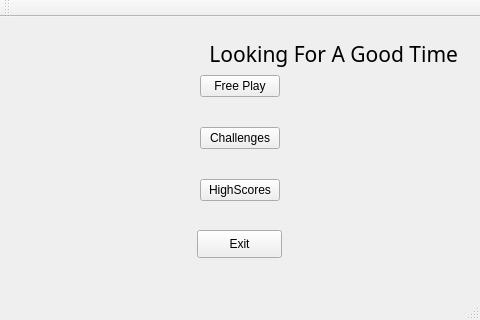
This is lookingforagoodtime.ui in Dantali0n/LookingForAGoodTime as Qt 5 draws it before an edit. The edited form follows.
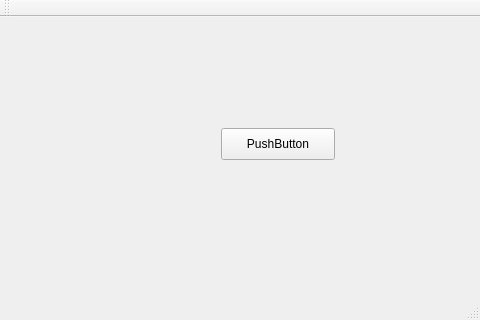
This is the edited form.

Commit message: Added free play page

Patch:
```diff
--- a/lookingforagoodtime.ui
+++ b/lookingforagoodtime.ui
@@ -36,7 +36,7 @@
        </sizepolicy>
       </property>
       <property name="currentIndex">
-       <number>0</number>
+       <number>1</number>
       </property>
       <widget class="QWidget" name="mainMenu">
        <property name="sizePolicy">
@@ -137,7 +137,21 @@
         </item>
        </layout>
       </widget>
-      <widget class="QWidget" name="gameMenu"/>
+      <widget class="QWidget" name="freePlay">
+       <widget class="QPushButton" name="pushButton">
+        <property name="geometry">
+         <rect>
+          <x>210</x>
+          <y>100</y>
+          <width>114</width>
+          <height>32</height>
+         </rect>
+        </property>
+        <property name="text">
+         <string>PushButton</string>
+        </property>
+       </widget>
+      </widget>
       <widget class="QWidget" name="highscoreMenu"/>
       <widget class="QWidget" name="modeMenu"/>
      </widget>
```
Left out of the diff: 26 changed lines with no effect on the pictures. The commit also changes 2 other files.
